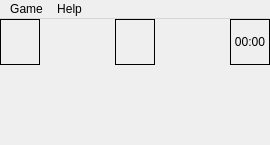
Before: the Qt Designer form mainwindow.ui in q-g-j/qminesweeper, drawn with Qt 5.
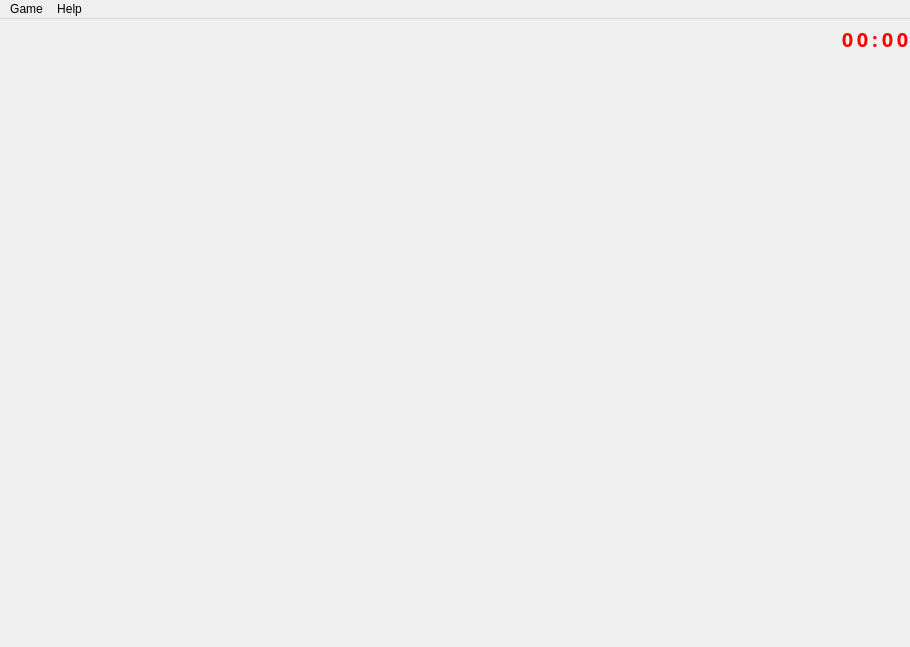
After: the same form once the commit is applied.

What changed in the file:
```diff
--- a/mainwindow.ui
+++ b/mainwindow.ui
@@ -6,8 +6,8 @@
    <rect>
     <x>0</x>
     <y>0</y>
-    <width>270</width>
-    <height>129</height>
+    <width>910</width>
+    <height>647</height>
    </rect>
   </property>
   <property name="sizePolicy">
@@ -62,6 +62,17 @@
         <height>40</height>
        </size>
       </property>
+      <property name="font">
+       <font>
+        <family>Bahnschrift</family>
+        <pointsize>10</pointsize>
+       </font>
+      </property>
+      <property name="styleSheet">
+       <string notr="true">QLabel#timerTenMinutes {
+	color: red;
+}</string>
+      </property>
       <layout class="QHBoxLayout" name="horizontalLayout">
        <property name="spacing">
         <number>0</number>
@@ -94,12 +105,16 @@
          </property>
          <property name="font">
           <font>
-           <family>Bahnschrift</family>
            <pointsize>24</pointsize>
           </font>
          </property>
+         <property name="styleSheet">
+          <string notr="true">QLabel#labelMinesLeft {
+	color: black;
+}</string>
+         </property>
          <property name="frameShape">
-          <enum>QFrame::Box</enum>
+          <enum>QFrame::NoFrame</enum>
          </property>
          <property name="text">
           <string/>
@@ -112,6 +127,22 @@
          </property>
         </widget>
        </item>
+       <item>
+        <spacer name="spacerLeftFixed">
+         <property name="orientation">
+          <enum>Qt::Horizontal</enum>
+         </property>
+         <property name="sizeType">
+          <enum>QSizePolicy::Fixed</enum>
+         </property>
+         <property name="sizeHint" stdset="0">
+          <size>
+           <width>30</width>
+           <height>0</height>
+          </size>
+         </property>
+        </spacer>
+       </item>
        <item>
         <spacer name="spacerLeft">
          <property name="orientation">
@@ -129,7 +160,7 @@
         </spacer>
        </item>
        <item>
-        <widget class="QWidget" name="smiley" native="true">
+        <widget class="QPushButton" name="smiley">
          <property name="sizePolicy">
           <sizepolicy hsizetype="Fixed" vsizetype="MinimumExpanding">
            <horstretch>0</horstretch>
@@ -143,9 +174,13 @@
           </size>
          </property>
          <property name="styleSheet">
-          <string notr="true">QWidget {
-	border: 1px solid black;
-}</string>
+          <string notr="true"/>
+         </property>
+         <property name="text">
+          <string/>
+         </property>
+         <property name="flat">
+          <bool>true</bool>
          </property>
         </widget>
        </item>
@@ -163,7 +198,173 @@
         </spacer>
        </item>
        <item>
-        <widget class="QLabel" name="labelTime">
+        <widget class="QLabel" name="timerTenMinutes">
+         <property name="sizePolicy">
+          <sizepolicy hsizetype="Fixed" vsizetype="Preferred">
+           <horstretch>0</horstretch>
+           <verstretch>0</verstretch>
+          </sizepolicy>
+         </property>
+         <property name="minimumSize">
+          <size>
+           <width>15</width>
+           <height>0</height>
+          </size>
+         </property>
+         <property name="maximumSize">
+          <size>
+           <width>15</width>
+           <height>16777215</height>
+          </size>
+         </property>
+         <property name="font">
+          <font>
+           <family>Bahnschrift Light Condensed</family>
+           <pointsize>15</pointsize>
+           <bold>true</bold>
+          </font>
+         </property>
+         <property name="styleSheet">
+          <string notr="true">QLabel#timerTenMinutes {
+	color: red;
+}</string>
+         </property>
+         <property name="frameShape">
+          <enum>QFrame::NoFrame</enum>
+         </property>
+         <property name="text">
+          <string>0</string>
+         </property>
+         <property name="alignment">
+          <set>Qt::AlignCenter</set>
+         </property>
+        </widget>
+       </item>
+       <item>
+        <widget class="QLabel" name="timerMinutes">
+         <property name="sizePolicy">
+          <sizepolicy hsizetype="Fixed" vsizetype="Preferred">
+           <horstretch>0</horstretch>
+           <verstretch>0</verstretch>
+          </sizepolicy>
+         </property>
+         <property name="minimumSize">
+          <size>
+           <width>15</width>
+           <height>0</height>
+          </size>
+         </property>
+         <property name="maximumSize">
+          <size>
+           <width>15</width>
+           <height>16777215</height>
+          </size>
+         </property>
+         <property name="font">
+          <font>
+           <family>Bahnschrift Light Condensed</family>
+           <pointsize>15</pointsize>
+           <bold>true</bold>
+          </font>
+         </property>
+         <property name="styleSheet">
+          <string notr="true">QLabel#timerMinutes {
+	color: red;
+}</string>
+         </property>
+         <property name="frameShape">
+          <enum>QFrame::NoFrame</enum>
+         </property>
+         <property name="text">
+          <string>0</string>
+         </property>
+         <property name="alignment">
+          <set>Qt::AlignCenter</set>
+         </property>
+        </widget>
+       </item>
+       <item>
+        <widget class="QLabel" name="timerColon">
+         <property name="sizePolicy">
+          <sizepolicy hsizetype="Fixed" vsizetype="Preferred">
+           <horstretch>10</horstretch>
+           <verstretch>0</verstretch>
+          </sizepolicy>
+         </property>
+         <property name="minimumSize">
+          <size>
+           <width>10</width>
+           <height>0</height>
+          </size>
+         </property>
+         <property name="font">
+          <font>
+           <family>Bahnschrift Light Condensed</family>
+           <pointsize>15</pointsize>
+           <bold>true</bold>
+          </font>
+         </property>
+         <property name="styleSheet">
+          <string notr="true">QLabel#timerColon {
+	color: red;
+}</string>
+         </property>
+         <property name="frameShape">
+          <enum>QFrame::NoFrame</enum>
+         </property>
+         <property name="text">
+          <string>:</string>
+         </property>
+         <property name="alignment">
+          <set>Qt::AlignCenter</set>
+         </property>
+        </widget>
+       </item>
+       <item>
+        <widget class="QLabel" name="timerTenSeconds">
+         <property name="sizePolicy">
+          <sizepolicy hsizetype="Fixed" vsizetype="Preferred">
+           <horstretch>0</horstretch>
+           <verstretch>0</verstretch>
+          </sizepolicy>
+         </property>
+         <property name="minimumSize">
+          <size>
+           <width>15</width>
+           <height>0</height>
+          </size>
+         </property>
+         <property name="maximumSize">
+          <size>
+           <width>15</width>
+           <height>16777215</height>
+          </size>
+         </property>
+         <property name="font">
+          <font>
+           <family>Bahnschrift Light Condensed</family>
+           <pointsize>15</pointsize>
+           <bold>true</bold>
+          </font>
+         </property>
+         <property name="styleSheet">
+          <string notr="true">QLabel#timerTenSeconds {
+	color: red;
+}</string>
+         </property>
+         <property name="frameShape">
+          <enum>QFrame::NoFrame</enum>
+         </property>
+         <property name="text">
+          <string>0</string>
+         </property>
+         <property name="alignment">
+          <set>Qt::AlignCenter</set>
+         </property>
+        </widget>
+       </item>
+       <item>
+        <widget class="QLabel" name="timerSeconds">
          <property name="sizePolicy">
           <sizepolicy hsizetype="Fixed" vsizetype="MinimumExpanding">
            <horstretch>0</horstretch>
@@ -172,18 +373,36 @@
          </property>
          <property name="minimumSize">
           <size>
-           <width>40</width>
+           <width>15</width>
            <height>0</height>
           </size>
          </property>
+         <property name="maximumSize">
+          <size>
+           <width>15</width>
+           <height>16777215</height>
+          </size>
+         </property>
+         <property name="font">
+          <font>
+           <family>Bahnschrift Light Condensed</family>
+           <pointsize>15</pointsize>
+           <bold>true</bold>
+          </font>
+         </property>
          <property name="layoutDirection">
           <enum>Qt::LeftToRight</enum>
          </property>
+         <property name="styleSheet">
+          <string notr="true">QLabel#timerSeconds {
+	color: red;
+}</string>
+         </property>
          <property name="frameShape">
-          <enum>QFrame::Box</enum>
+          <enum>QFrame::NoFrame</enum>
          </property>
          <property name="text">
-          <string>00:00</string>
+          <string>0</string>
          </property>
          <property name="alignment">
           <set>Qt::AlignCenter</set>
@@ -222,7 +441,7 @@
     <rect>
      <x>0</x>
      <y>0</y>
-     <width>270</width>
+     <width>910</width>
      <height>21</height>
     </rect>
    </property>
```
